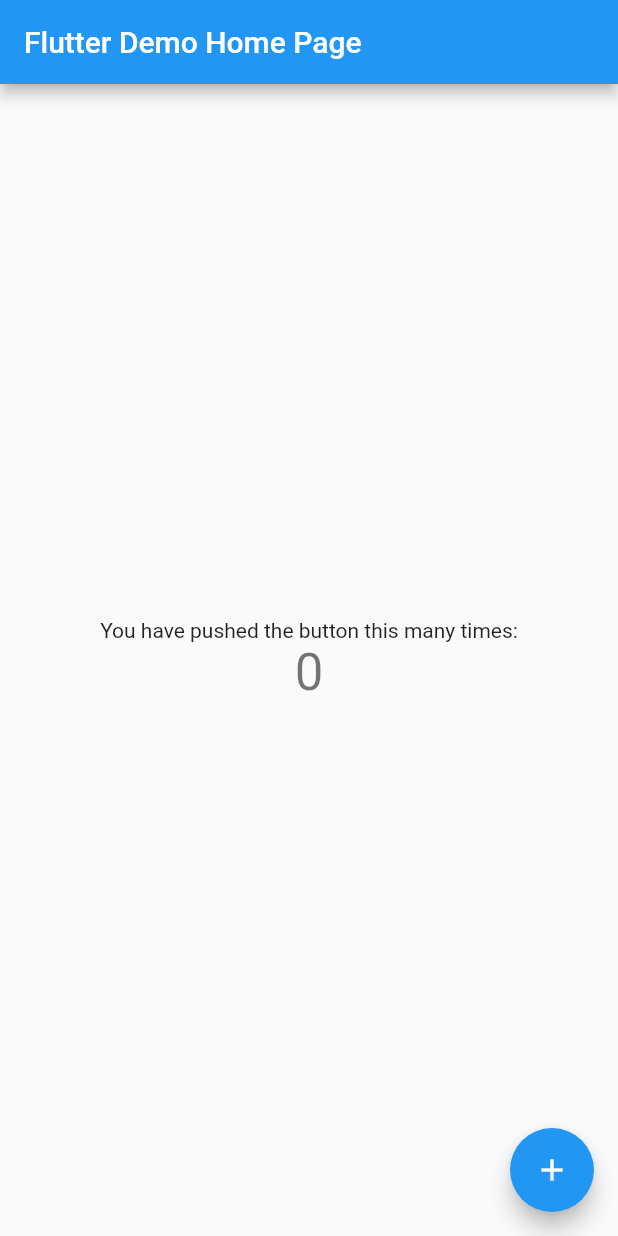
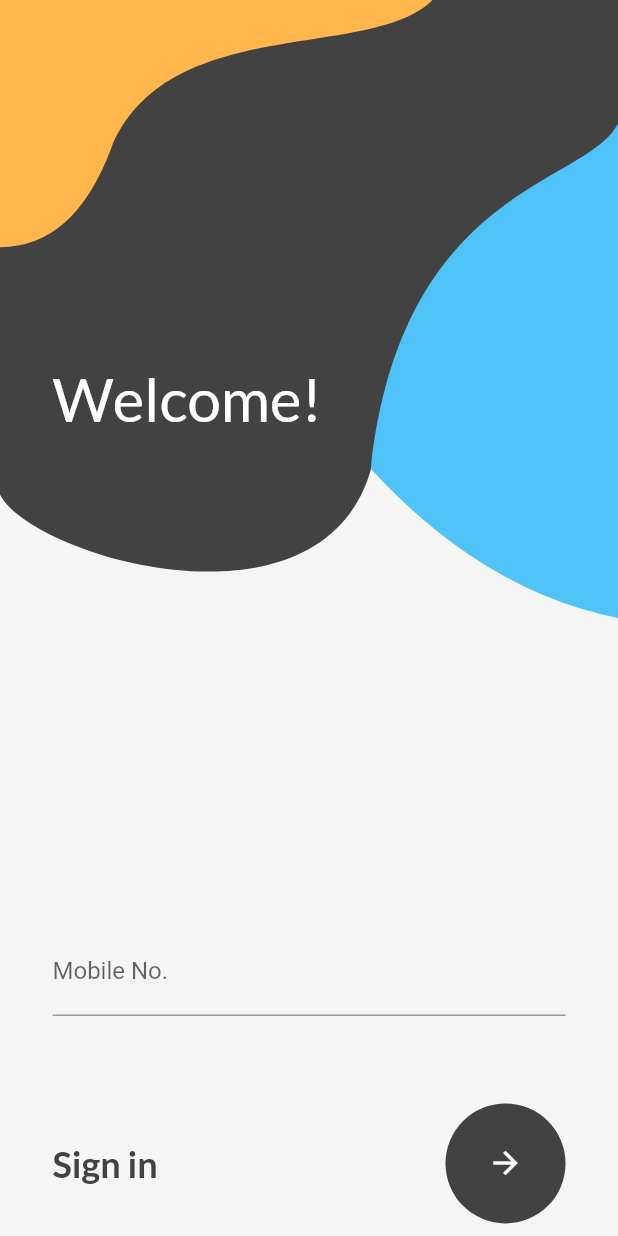
Before and after one commit to Codebugged-Research/Quizzer-App-Flutter, a Flutter app: the screen it shows after launch, on a phone screen of 412 x 824 dp. Run offline on Flutter 3.47's test engine with Material 2 defaults, Android fonts, the phone set to English and light mode, and no system bars; our stand-ins replace google_fonts.

Commit message:
Login Page

```diff
--- a/lib/constants/ui_constants.dart
+++ b/lib/constants/ui_constants.dart
@@ -12,5 +12,4 @@ class UIConstants {
 
   static fitToHeight(value, BuildContext context) => _fitContext(context,
       ASSUMED_SCREEN_HEIGHT, MediaQuery.of(context).size.height, value);
-
 }
--- a/lib/main.dart
+++ b/lib/main.dart
@@ -1,117 +1,39 @@
 import 'package:flutter/material.dart';
+import 'package:flutter/services.dart';
+import 'package:google_fonts/google_fonts.dart';
+import 'package:quiz_app/views/splashScreen.dart';
 
-void main() {
-  runApp(MyApp());
-}
+void main() => runApp(MyApp());
 
 class MyApp extends StatelessWidget {
-  // This widget is the root of your application.
   @override
   Widget build(BuildContext context) {
+    SystemChrome.setPreferredOrientations([
+      DeviceOrientation.portraitUp,
+      DeviceOrientation.portraitDown,
+    ]);
     return MaterialApp(
-      title: 'Flutter Demo',
+      title: 'Quizzer',
+      debugShowCheckedModeBanner: false,
       theme: ThemeData(
-        // This is the theme of your application.
-        //
-        // Try running your application with "flutter run". You'll see the
-        // application has a blue toolbar. Then, without quitting the app, try
-        // changing the primarySwatch below to Colors.green and then invoke
-        // "hot reload" (press "r" in the console where you ran "flutter run",
-        // or simply save your changes to "hot reload" in a Flutter IDE).
-        // Notice that the counter didn't reset back to zero; the application
-        // is not restarted.
-        primarySwatch: Colors.blue,
-        // This makes the visual density adapt to the platform that you run
-        // the app on. For desktop platforms, the controls will be smaller and
-        // closer together (more dense) than on mobile platforms.
-        visualDensity: VisualDensity.adaptivePlatformDensity,
-      ),
-      home: MyHomePage(title: 'Flutter Demo Home Page'),
+          primaryColor: Color(0xFF3B9EC5),
+          scaffoldBackgroundColor: Colors.white,
+          primaryTextTheme:
+              GoogleFonts.latoTextTheme(Theme.of(context).textTheme).copyWith(
+                  headline3: GoogleFonts.lato(color: Colors.white),
+                  headline4: GoogleFonts.lato(color: Colors.white),
+                  headline5: GoogleFonts.lato(color: Colors.white),
+                  headline6: GoogleFonts.lato(color: Colors.white),
+                  subtitle1: GoogleFonts.lato(color: Colors.white),
+                  subtitle2: GoogleFonts.lato(color: Colors.white),
+                  button: GoogleFonts.lato(color: Colors.white),
+                  caption: GoogleFonts.lato(color: Colors.white)),
+          buttonTheme: ButtonThemeData(
+              buttonColor: Color(0xffF40555),
+              shape: RoundedRectangleBorder(
+                  side: BorderSide(color: Color(0xffF40555)),
+                  borderRadius: BorderRadius.circular(25.0)))),
+      home: SplashScreen(),
     );
   }
 }
-
-class MyHomePage extends StatefulWidget {
-  MyHomePage({Key key, this.title}) : super(key: key);
-
-  // This widget is the home page of your application. It is stateful, meaning
-  // that it has a State object (defined below) that contains fields that affect
-  // how it looks.
-
-  // This class is the configuration for the state. It holds the values (in this
-  // case the title) provided by the parent (in this case the App widget) and
-  // used by the build method of the State. Fields in a Widget subclass are
-  // always marked "final".
-
-  final String title;
-
-  @override
-  _MyHomePageState createState() => _MyHomePageState();
-}
-
-class _MyHomePageState extends State<MyHomePage> {
-  int _counter = 0;
-
-  void _incrementCounter() {
-    setState(() {
-      // This call to setState tells the Flutter framework that something has
-      // changed in this State, which causes it to rerun the build method below
-      // so that the display can reflect the updated values. If we changed
-      // _counter without calling setState(), then the build method would not be
-      // called again, and so nothing would appear to happen.
-      _counter++;
-    });
-  }
-
-  @override
-  Widget build(BuildContext context) {
-    // This method is rerun every time setState is called, for instance as done
-    // by the _incrementCounter method above.
-    //
-    // The Flutter framework has been optimized to make rerunning build methods
-    // fast, so that you can just rebuild anything that needs updating rather
-    // than having to individually change instances of widgets.
-    return Scaffold(
-      appBar: AppBar(
-        // Here we take the value from the MyHomePage object that was created by
-        // the App.build method, and use it to set our appbar title.
-        title: Text(widget.title),
-      ),
-      body: Center(
-        // Center is a layout widget. It takes a single child and positions it
-        // in the middle of the parent.
-        child: Column(
-          // Column is also a layout widget. It takes a list of children and
-          // arranges them vertically. By default, it sizes itself to fit its
-          // children horizontally, and tries to be as tall as its parent.
-          //
-          // Invoke "debug painting" (press "p" in the console, choose the
-          // "Toggle Debug Paint" action from the Flutter Inspector in Android
-          // Studio, or the "Toggle Debug Paint" command in Visual Studio Code)
-          // to see the wireframe for each widget.
-          //
-          // Column has various properties to control how it sizes itself and
-          // how it positions its children. Here we use mainAxisAlignment to
-          // center the children vertically; the main axis here is the vertical
-          // axis because Columns are vertical (the cross axis would be
-          // horizontal).
-          mainAxisAlignment: MainAxisAlignment.center,
-          children: <Widget>[
-            Text(
-              'You have pushed the button this many times:',
-            ),
-            Text(
-              '$_counter',
-              style: Theme.of(context).textTheme.headline4,
-            ),
-          ],
-        ),
-      ),
-      floatingActionButton: FloatingActionButton(
-        onPressed: _incrementCounter,
-        tooltip: 'Increment',
-        child: Icon(Icons.add),
-      ), // This trailing comma makes auto-formatting nicer for build methods.
-    );
-  }
-}
--- a/lib/views/loginScreen.dart
+++ b/lib/views/loginScreen.dart
@@ -0,0 +1,145 @@
+import 'package:flutter/material.dart';
+import 'package:quiz_app/components/backgroundPainter.dart';
+
+class LoginScreen extends StatefulWidget {
+  @override
+  _LoginScreenState createState() => _LoginScreenState();
+}
+
+class _LoginScreenState extends State<LoginScreen> {
+  final GlobalKey<ScaffoldState> scaffkey = new GlobalKey<ScaffoldState>();
+  String phone = '';
+  String otp = '';
+
+  @override
+  Widget build(BuildContext context) {
+    return Scaffold(
+      key: scaffkey,
+      body: CustomPaint(
+        painter: BackgroundSignIn(),
+        child: Stack(
+          children: <Widget>[
+            Padding(
+              padding: const EdgeInsets.symmetric(horizontal: 35),
+              child: Column(
+                children: <Widget>[
+                  getHeader(context),
+                  getTextFields((value) {
+                    if (value.length == 10) {
+                      phone = value;
+                    } else {
+                      scaffkey.currentState.showSnackBar(new SnackBar(
+                        content:
+                            new Text("Please Enter a valid Phone Number!!"),
+                      ));
+                    }
+                  }),
+                  SizedBox(height: 50),
+                  Expanded(
+                    flex: 1,
+                    child: Row(
+                      mainAxisAlignment: MainAxisAlignment.spaceBetween,
+                      children: <Widget>[
+                        Text(
+                          'Sign in',
+                          style: Theme.of(context)
+                              .primaryTextTheme
+                              .headline5
+                              .copyWith(
+                                  color: Colors.grey.shade800,
+                                  fontWeight: FontWeight.w700),
+                        ),
+                        InkWell(
+                          onTap: () {
+                            showDialog(
+                                context: context,
+                                barrierDismissible: false,
+                                builder: (_) => AlertDialog(
+                                      shape: RoundedRectangleBorder(
+                                          borderRadius:
+                                              BorderRadius.circular(12.0)),
+                                      title: Text('Please Enter the OTP'),
+                                      content: TextField(
+                                        keyboardType: TextInputType.number,
+                                        decoration:
+                                            InputDecoration(labelText: 'OTP'),
+                                        onChanged: (value) {
+                                          otp = value;
+                                        },
+                                      ),
+                                      actions: [
+                                        TextButton(
+                                          onPressed: () {
+                                            print(otp);
+                                            Navigator.of(context).pop();
+                                          },
+                                          child: Text('Verify'),
+                                        ),
+                                        TextButton(
+                                          onPressed: () {
+                                            Navigator.of(context).pop();
+                                          },
+                                          child: Text('Cancel'),
+                                        )
+                                      ],
+                                    ));
+                          },
+                          splashColor: Colors.grey,
+                          child: CircleAvatar(
+                            backgroundColor: Colors.grey.shade800,
+                            radius: 40,
+                            child: Icon(
+                              Icons.arrow_forward,
+                              color: Colors.white,
+                            ),
+                          ),
+                        )
+                      ],
+                    ),
+                  )
+                  //_getBottomRow(context),
+                ],
+              ),
+            ),
+            // _getBackBtn(),
+          ],
+        ),
+      ),
+    );
+  }
+}
+
+Widget getTextFields(submitted) {
+  return Expanded(
+    flex: 4,
+    child: Column(
+      mainAxisAlignment: MainAxisAlignment.end,
+      children: <Widget>[
+        SizedBox(
+          height: 15,
+        ),
+        TextField(
+            keyboardType: TextInputType.numberWithOptions(),
+            decoration: InputDecoration(
+              prefixText: '+91 ',
+              labelText: 'Mobile No.',
+            ),
+            onSubmitted: submitted),
+      ],
+    ),
+  );
+}
+
+Widget getHeader(context) {
+  return Expanded(
+    flex: 3,
+    child: Container(
+      alignment: Alignment.bottomLeft,
+      child: Text(
+        'Welcome!',
+        style:
+            Theme.of(context).primaryTextTheme.headline3.copyWith(fontSize: 40),
+      ),
+    ),
+  );
+}
```
Also changed, not shown: lib/components/backgroundPainter.dart (added, +83 -0 lines), lib/views/splashScreen.dart (+37 -0 lines), 4 other files.
